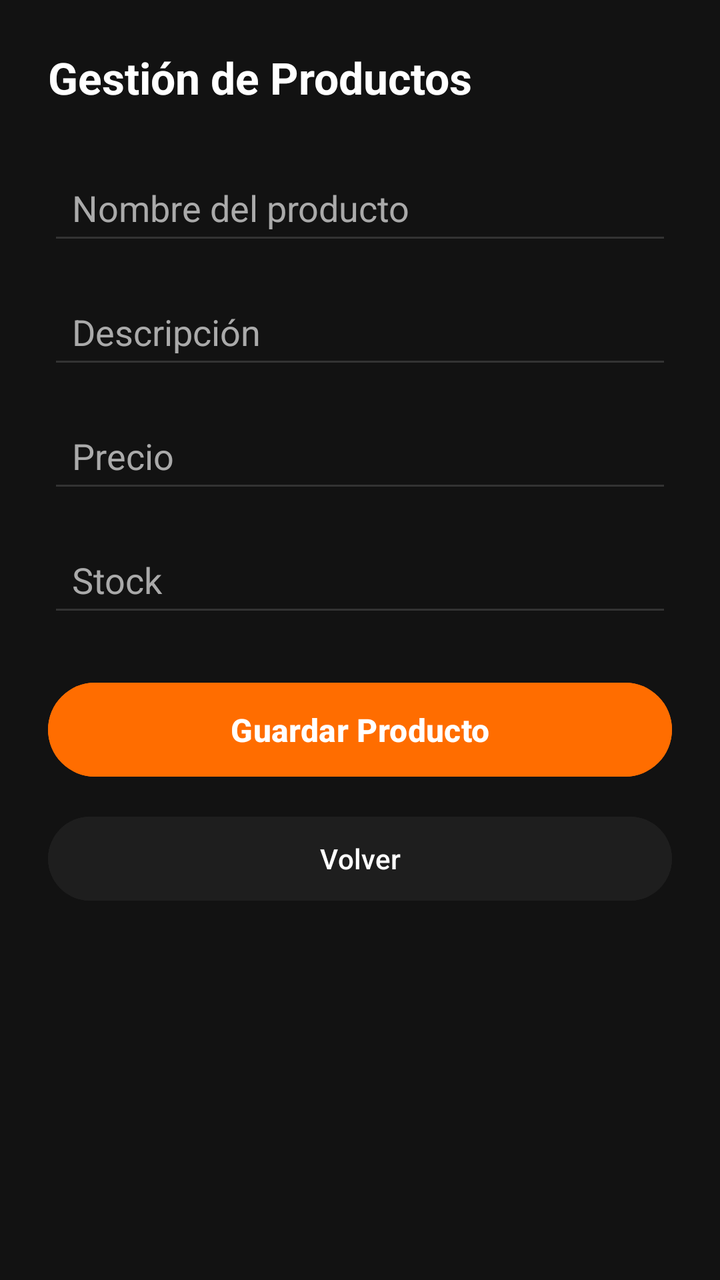
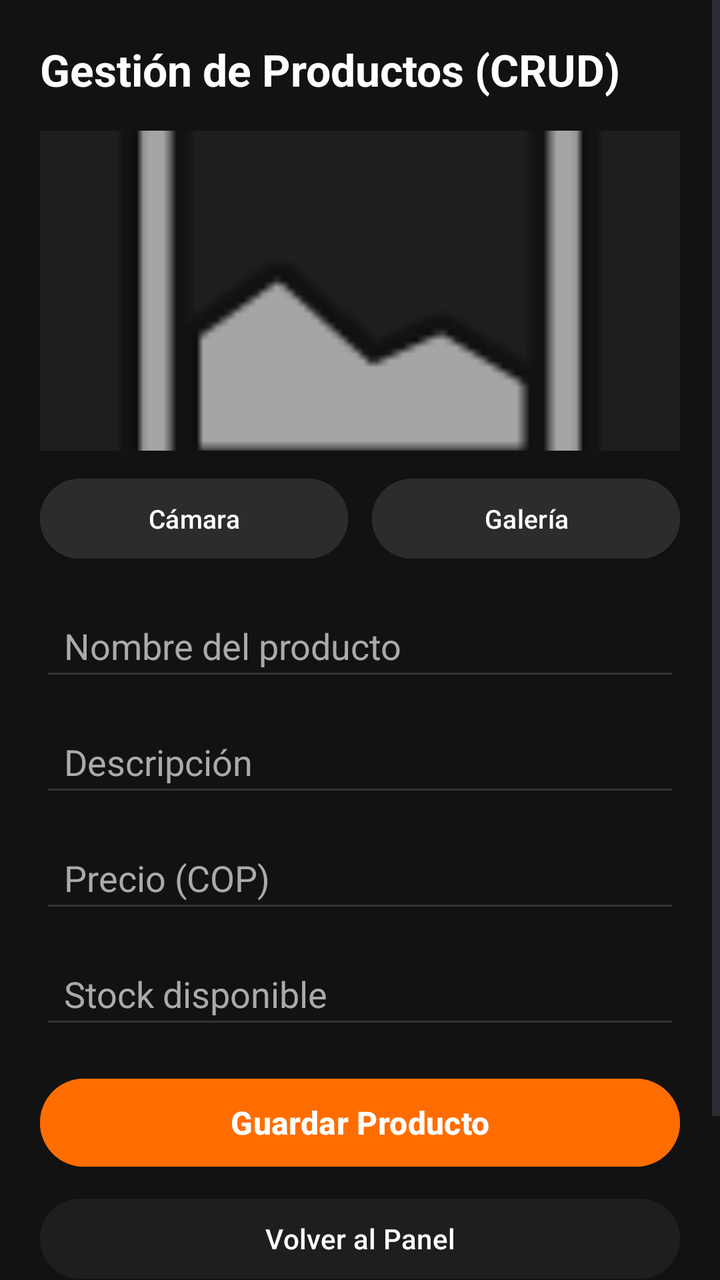

An Android layout rendered at two revisions. The XML below is the earlier revision; the diff shows what the commit changed to produce the second picture.
<!-- AndroidManifest.xml: application theme Theme.MotoGearColombia -->
<!-- res/layout/activity_product_crud.xml -->
<?xml version="1.0" encoding="utf-8"?>
<ScrollView xmlns:android="http://schemas.android.com/apk/res/android"
    android:layout_width="match_parent"
    android:layout_height="match_parent"
    android:fitsSystemWindows="true"
    android:background="#121212"
    android:fillViewport="true">

    <LinearLayout
        android:layout_width="match_parent"
        android:layout_height="wrap_content"
        android:orientation="vertical"
        android:padding="24dp">

        <TextView
            android:layout_width="wrap_content"
            android:layout_height="wrap_content"
            android:text="Gestión de Productos"
            android:textColor="#FFFFFF"
            android:textSize="22sp"
            android:textStyle="bold"
            android:layout_marginBottom="24dp"/>

        <EditText
            android:id="@+id/etNombre"
            android:layout_width="match_parent"
            android:layout_height="50dp"
            android:backgroundTint="#333333"
            android:textColor="#FFFFFF"
            android:textColorHint="#AAAAAA"
            android:hint="Nombre del producto"
            android:paddingHorizontal="12dp"
            android:layout_marginBottom="12dp"/>

        <EditText
            android:id="@+id/etDescripcion"
            android:layout_width="match_parent"
            android:layout_height="50dp"
            android:backgroundTint="#333333"
            android:textColor="#FFFFFF"
            android:textColorHint="#AAAAAA"
            android:hint="Descripción"
            android:paddingHorizontal="12dp"
            android:layout_marginBottom="12dp"/>

        <EditText
            android:id="@+id/etPrecio"
            android:layout_width="match_parent"
            android:layout_height="50dp"
            android:backgroundTint="#333333"
            android:textColor="#FFFFFF"
            android:textColorHint="#AAAAAA"
            android:hint="Precio"
            android:inputType="numberDecimal"
            android:paddingHorizontal="12dp"
            android:layout_marginBottom="12dp"/>

        <EditText
            android:id="@+id/etStock"
            android:layout_width="match_parent"
            android:layout_height="50dp"
            android:backgroundTint="#333333"
            android:textColor="#FFFFFF"
            android:textColorHint="#AAAAAA"
            android:hint="Stock"
            android:inputType="number"
            android:paddingHorizontal="12dp"
            android:layout_marginBottom="24dp"/>

        <Button
            android:id="@+id/btnGuardarProducto"
            android:layout_width="match_parent"
            android:layout_height="55dp"
            android:backgroundTint="#FF6D00"
            android:text="Guardar Producto"
            android:textColor="#FFFFFF"
            android:textSize="16sp"
            android:textStyle="bold"
            android:layout_marginBottom="12dp"/>

        <Button
            android:id="@+id/btnVolverDashboard"
            android:layout_width="match_parent"
            android:layout_height="50dp"
            android:backgroundTint="#1E1E1E"
            android:text="Volver"
            android:textColor="#FFFFFF"
            android:textSize="14sp"/>

    </LinearLayout>
</ScrollView>
<!-- resources referenced by this layout -->
<resources>
  <style name="Theme.MotoGearColombia" parent="Theme.Material3.DayNight.NoActionBar">
          
          <item name="colorPrimary">@color/accent_orange</item>
          
          <item name="android:windowBackground">@color/primary_dark</item>
      </style>
  <color name="accent_orange">#FF6D00</color>
  <color name="primary_dark">#121212</color>
</resources>

<!-- the commit's change to res/layout/activity_product_crud.xml (unified diff, before → after) -->
@@ -10,82 +10,148 @@
         android:layout_width="match_parent"
         android:layout_height="wrap_content"
         android:orientation="vertical"
-        android:padding="24dp">
+        android:padding="20dp">
 
         <TextView
+            android:id="@+id/tvTituloFormProducto"
             android:layout_width="wrap_content"
             android:layout_height="wrap_content"
-            android:text="Gestión de Productos"
+            android:text="Gestión de Productos (CRUD)"
             android:textColor="#FFFFFF"
             android:textSize="22sp"
             android:textStyle="bold"
-            android:layout_marginBottom="24dp"/>
+            android:layout_marginBottom="16dp"/>
+
+        <ImageView
+            android:id="@+id/ivPreviewProducto"
+            android:layout_width="match_parent"
+            android:layout_height="160dp"
+            android:background="#1E1E1E"
+            android:scaleType="centerCrop"
+            android:src="@android:drawable/ic_menu_gallery"
+            android:contentDescription="Vista previa del producto"
+            android:layout_marginBottom="10dp"/>
+
+        <LinearLayout
+            android:layout_width="match_parent"
+            android:layout_height="wrap_content"
+            android:orientation="horizontal"
+            android:layout_marginBottom="14dp">
+
+            <Button
+                android:id="@+id/btnTomarFoto"
+                android:layout_width="0dp"
+                android:layout_height="48dp"
+                android:layout_weight="1"
+                android:layout_marginEnd="6dp"
+                android:backgroundTint="#2C2C2C"
+                android:text="Cámara"
+                android:textColor="#FFFFFF"
+                android:textSize="13sp"/>
+
+            <Button
+                android:id="@+id/btnSeleccionarGaleria"
+                android:layout_width="0dp"
+                android:layout_height="48dp"
+                android:layout_weight="1"
+                android:layout_marginStart="6dp"
+                android:backgroundTint="#2C2C2C"
+                android:text="Galería"
+                android:textColor="#FFFFFF"
+                android:textSize="13sp"/>
+        </LinearLayout>
 
         <EditText
             android:id="@+id/etNombre"
             android:layout_width="match_parent"
-            android:layout_height="50dp"
+            android:layout_height="48dp"
             android:backgroundTint="#333333"
             android:textColor="#FFFFFF"
             android:textColorHint="#AAAAAA"
             android:hint="Nombre del producto"
             android:paddingHorizontal="12dp"
-            android:layout_marginBottom="12dp"/>
+            android:layout_marginBottom="10dp"/>
 
         <EditText
             android:id="@+id/etDescripcion"
             android:layout_width="match_parent"
-            android:layout_height="50dp"
+            android:layout_height="48dp"
             android:backgroundTint="#333333"
             android:textColor="#FFFFFF"
             android:textColorHint="#AAAAAA"
             android:hint="Descripción"
             android:paddingHorizontal="12dp"
-            android:layout_marginBottom="12dp"/>
+            android:layout_marginBottom="10dp"/>
 
         <EditText
             android:id="@+id/etPrecio"
             android:layout_width="match_parent"
-            android:layout_height="50dp"
+            android:layout_height="48dp"
             android:backgroundTint="#333333"
             android:textColor="#FFFFFF"
             android:textColorHint="#AAAAAA"
-            android:hint="Precio"
+            android:hint="Precio (COP)"
             android:inputType="numberDecimal"
             android:paddingHorizontal="12dp"
-            android:layout_marginBottom="12dp"/>
+            android:layout_marginBottom="10dp"/>
 
         <EditText
             android:id="@+id/etStock"
             android:layout_width="match_parent"
-            android:layout_height="50dp"
+            android:layout_height="48dp"
             android:backgroundTint="#333333"
             android:textColor="#FFFFFF"
             android:textColorHint="#AAAAAA"
-            android:hint="Stock"
+            android:hint="Stock disponible"
             android:inputType="number"
             android:paddingHorizontal="12dp"
-            android:layout_marginBottom="24dp"/>
+            android:layout_marginBottom="16dp"/>
 
         <Button
             android:id="@+id/btnGuardarProducto"
             android:layout_width="match_parent"
-            android:layout_height="55dp"
+            android:layout_height="52dp"
             android:backgroundTint="#FF6D00"
             android:text="Guardar Producto"
             android:textColor="#FFFFFF"
             android:textSize="16sp"
             android:textStyle="bold"
-            android:layout_marginBottom="12dp"/>
+            android:layout_marginBottom="8dp"/>
+
+        <Button
+            android:id="@+id/btnCancelarEdicion"
+            android:layout_width="match_parent"
+            android:layout_height="46dp"
+            android:backgroundTint="#444444"
+            android:text="Cancelar Edición"
+            android:textColor="#FFFFFF"
+            android:visibility="gone"
+            android:layout_marginBottom="8dp"/>
 
         <Button
             android:id="@+id/btnVolverDashboard"
             android:layout_width="match_parent"
-            android:layout_height="50dp"
+            android:layout_height="48dp"
             android:backgroundTint="#1E1E1E"
-            android:text="Volver"
+            android:text="Volver al Panel"
             android:textColor="#FFFFFF"
-            android:textSize="14sp"/>
+            android:textSize="14sp"
+            android:layout_marginBottom="20dp"/>
+
+        <TextView
+            android:layout_width="wrap_content"
+            android:layout_height="wrap_content"
+            android:text="Inventario Registrado (Toca para editar o eliminar)"
+            android:textColor="#FF6D00"
+            android:textSize="16sp"
+            android:textStyle="bold"
+            android:layout_marginBottom="10dp"/>
+
+        <androidx.recyclerview.widget.RecyclerView
+            android:id="@+id/rvProductosCrud"
+            android:layout_width="match_parent"
+            android:layout_height="wrap_content"
+            android:nestedScrollingEnabled="false"/>
 
     </LinearLayout>
 </ScrollView>
